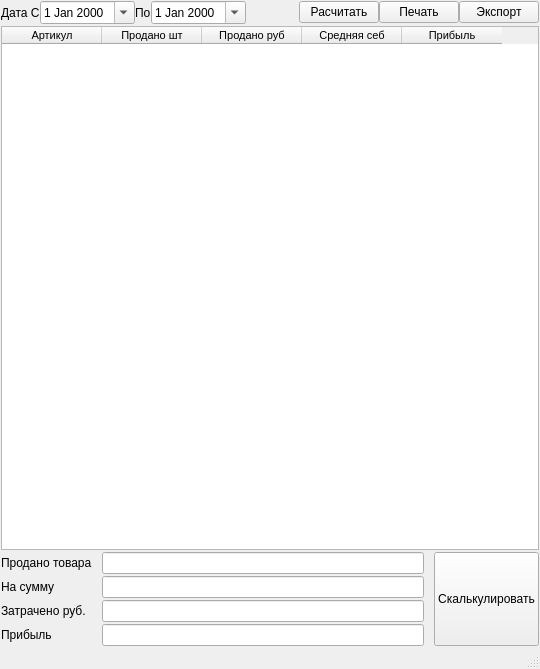
Qt form ui/report_profit.ui (Meller008/CRM-Avi) before a commit.
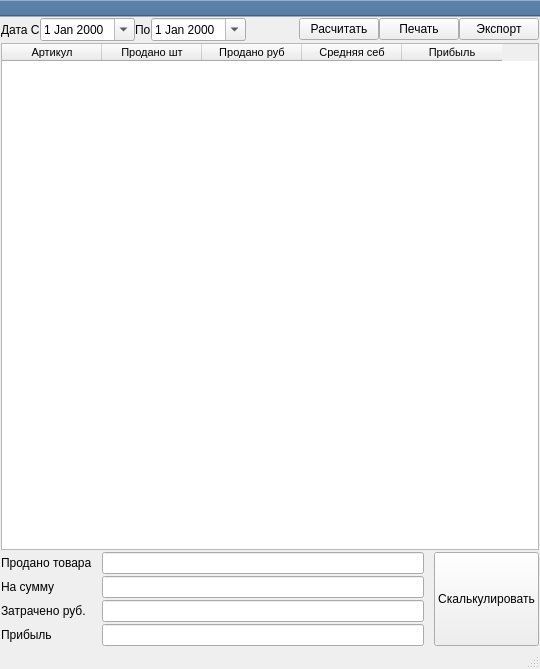
The same form after that commit.

```diff
--- a/ui/report_profit.ui
+++ b/ui/report_profit.ui
@@ -237,6 +237,23 @@
    </layout>
   </widget>
   <widget class="QStatusBar" name="statusBar"/>
+  <widget class="QToolBar" name="toolBar">
+   <property name="windowTitle">
+    <string>toolBar</string>
+   </property>
+   <property name="styleSheet">
+    <string notr="true">background-color: rgb(89, 125, 163);</string>
+   </property>
+   <property name="movable">
+    <bool>false</bool>
+   </property>
+   <attribute name="toolBarArea">
+    <enum>TopToolBarArea</enum>
+   </attribute>
+   <attribute name="toolBarBreak">
+    <bool>false</bool>
+   </attribute>
+  </widget>
  </widget>
  <resources/>
  <connections>
```
